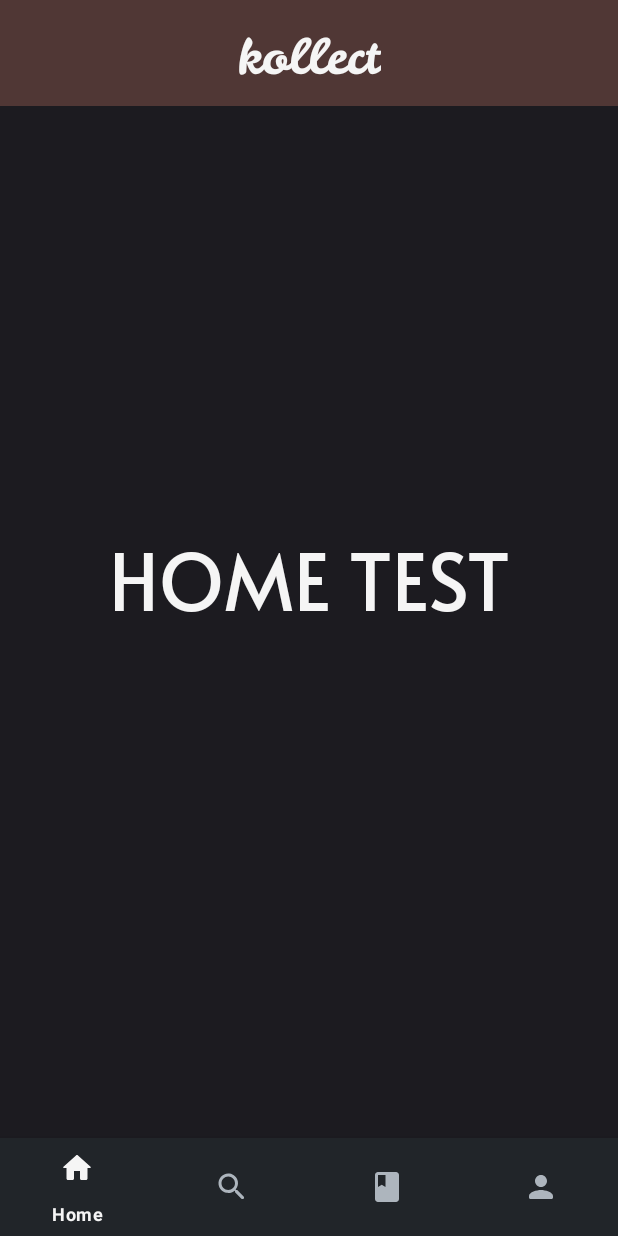
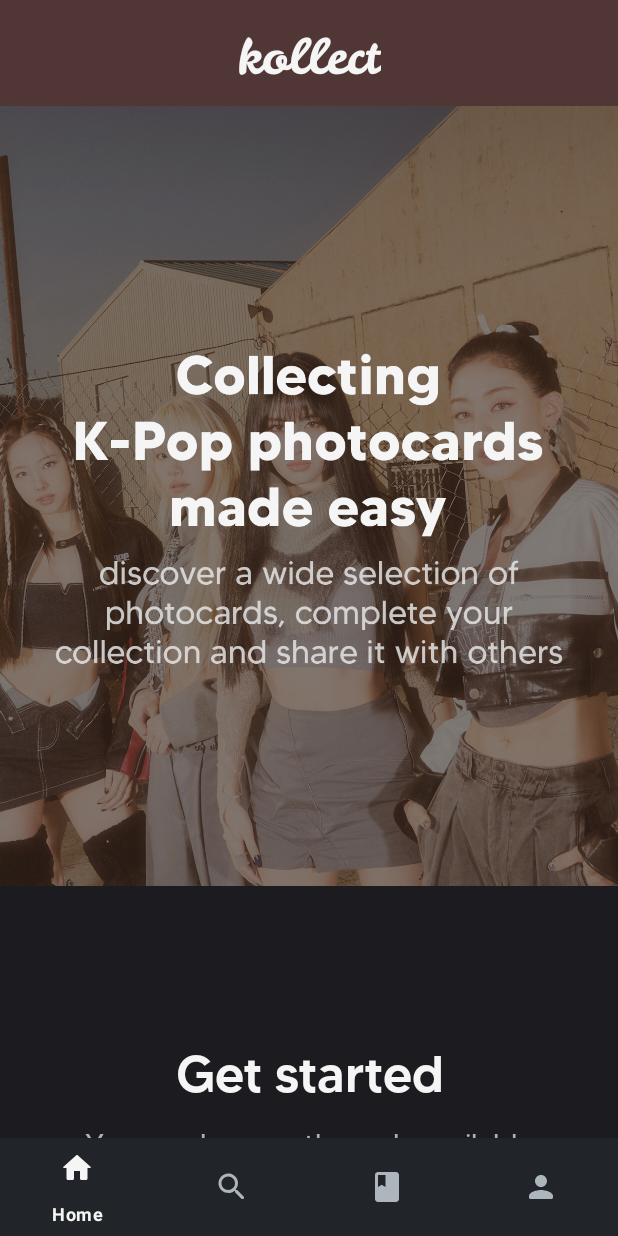
Before and after one commit to kubixDev/Kollect, an Android app: the screen it shows after launch once a user with an empty profile is signed in (MainActivity), on a phone screen of 412 x 824 dp. Run offline under Robolectric (Android 15) with nearby library versions, the phone set to English and light mode, and no system bars; our stand-ins replace Firebase (no records; nobody signed in at launch, a user with empty details on screens opened directly), sdp/ssp sizes.

Commit message:
added basic home fragment layout

```diff
--- a/app/src/main/java/com/kubixdev/kollect/fragments/HomeFragment.java
+++ b/app/src/main/java/com/kubixdev/kollect/fragments/HomeFragment.java
@@ -9,9 +9,7 @@ import com.kubixdev.kollect.R;
 
 public class HomeFragment extends Fragment {
 
-    public HomeFragment(){
-        // require an empty public constructor
-    }
+    public HomeFragment(){}
 
     @Override
     public View onCreateView(LayoutInflater inflater, ViewGroup container, Bundle savedInstanceState) {
--- a/app/src/main/res/layout/fragment_home.xml
+++ b/app/src/main/res/layout/fragment_home.xml
@@ -13,20 +13,89 @@
         layout="@layout/top_bar_layout"
         android:layout_width="match_parent"
         android:layout_height="@dimen/_50sdp"
-        app:layout_constraintTop_toTopOf="parent" />
+        app:layout_constraintTop_toTopOf="parent"
+        app:layout_constraintStart_toStartOf="parent"
+        app:layout_constraintEnd_toEndOf="parent"
+        app:layout_constraintBottom_toTopOf="@id/scrollView"/>
 
-    <TextView
-        android:id="@+id/firstFragment"
-        android:layout_width="wrap_content"
-        android:layout_height="wrap_content"
-        android:text="HOME TEST"
-        android:textColor="@color/whitesmoke"
-        android:fontFamily="@font/alata_regular"
-        android:textSize="@dimen/_40sdp"
-        app:layout_constraintBottom_toBottomOf="parent"
+    <ScrollView
+        android:id="@+id/scrollView"
+        android:layout_width="match_parent"
+        android:layout_height="0dp"
+        android:fillViewport="true"
+        app:layout_constraintTop_toBottomOf="@id/topBar"
+        app:layout_constraintStart_toStartOf="parent"
         app:layout_constraintEnd_toEndOf="parent"
-        app:layout_constraintHorizontal_bias="0.5"
-        app:layout_constraintStart_toStartOf="parent"
-        app:layout_constraintTop_toTopOf="parent" />
+        app:layout_constraintBottom_toBottomOf="parent">
+
+        <androidx.constraintlayout.widget.ConstraintLayout
+            android:layout_width="match_parent"
+            android:layout_height="wrap_content">
+
+            <ImageView
+                android:id="@+id/promoImageView"
+                app:layout_constraintTop_toTopOf="parent"
+                app:layout_constraintStart_toStartOf="parent"
+                app:layout_constraintEnd_toEndOf="parent"
+                android:layout_width="match_parent"
+                android:layout_height="@dimen/_400sdp"
+                android:src="@drawable/promo_image"
+                android:scaleType="centerCrop">
+            </ImageView>
+
+            <TextView
+                android:id="@+id/getStartedLabel"
+                android:layout_width="match_parent"
+                android:layout_height="wrap_content"
+                android:text="Get started"
+                android:textAlignment="center"
+                android:layout_marginStart="@dimen/_18sdp"
+                android:layout_marginEnd="@dimen/_18sdp"
+                android:layout_marginTop="@dimen/_80sdp"
+                android:textColor="@color/whitesmoke"
+                android:fontFamily="@font/tommy_medium"
+                android:textSize="@dimen/_26sdp"
+                app:layout_constraintEnd_toEndOf="parent"
+                app:layout_constraintStart_toStartOf="parent"
+                app:layout_constraintTop_toBottomOf="@id/promoImageView"
+                app:layout_constraintBottom_toTopOf="@id/infoLabel"/>
+
+            <TextView
+                android:id="@+id/infoLabel"
+                android:layout_width="match_parent"
+                android:layout_height="wrap_content"
+                android:layout_marginTop="@dimen/_10sdp"
+                android:layout_marginStart="@dimen/_18sdp"
+                android:layout_marginEnd="@dimen/_18sdp"
+                app:layout_constraintStart_toStartOf="parent"
+                app:layout_constraintEnd_toEndOf="parent"
+                app:layout_constraintTop_toBottomOf="@id/getStartedLabel"
+                app:layout_constraintBottom_toTopOf="@id/footerLabel"
+                android:text="You can browse through available groups and their members in the search panel. \n \nTo add a photocard simply hold down your finger on your desired card and select where would you like to add it. Your owned photocards and wishlist can be found in a dedicated tab. \n \nPersonalise your profile and join the Kollect community!"
+                android:textAlignment="center"
+                android:fontFamily="@font/tommy_regular"
+                android:textSize="@dimen/_15sdp"
+                android:textColor="@color/lightgray">
+            </TextView>
+
+            <TextView
+                android:id="@+id/footerLabel"
+                android:layout_width="match_parent"
+                android:layout_height="wrap_content"
+                android:layout_marginTop="@dimen/_60sdp"
+                android:layout_marginBottom="@dimen/_18sdp"
+                app:layout_constraintStart_toStartOf="parent"
+                app:layout_constraintEnd_toEndOf="parent"
+                app:layout_constraintTop_toBottomOf="@id/infoLabel"
+                app:layout_constraintBottom_toBottomOf="parent"
+                android:text="A personal project made with 💖 by kubixDev"
+                android:textAlignment="center"
+                android:fontFamily="@font/tommy_regular"
+                android:textColor="@color/lightgray">
+            </TextView>
+
+        </androidx.constraintlayout.widget.ConstraintLayout>
+
+    </ScrollView>
 
 </androidx.constraintlayout.widget.ConstraintLayout>
```
Also changed, not shown: app/src/main/res/drawable/promo_image.jpg (added).
